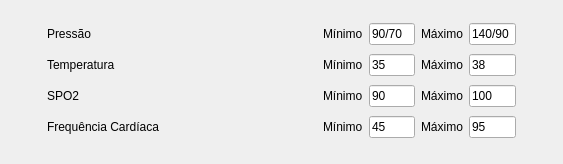
Above: gui/alarms.ui from dtgmariano/central_monitoramento before the change. Below: the same form after it.
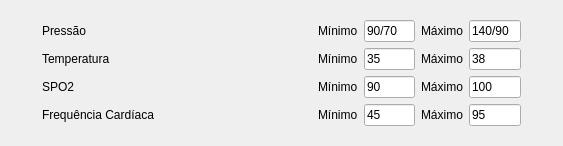
That is the form after the change.

Commit message: Separacao da ui dos alarmes

```diff
--- a/gui/alarms.ui
+++ b/gui/alarms.ui
@@ -7,16 +7,13 @@
     <x>0</x>
     <y>0</y>
     <width>563</width>
-    <height>164</height>
+    <height>146</height>
    </rect>
   </property>
   <property name="windowTitle">
    <string>Form</string>
   </property>
-  <layout class="QHBoxLayout" name="horizontalLayout_2">
-   <item>
-    <widget class="QWidget" name="alarmePanel" native="true">
-     <layout class="QHBoxLayout" name="horizontalLayout">
+  <layout class="QVBoxLayout" name="verticalLayout">
       <item>
        <layout class="QGridLayout" name="gridLayout_alarms">
         <item row="1" column="3">
@@ -336,9 +333,6 @@
          </spacer>
         </item>
        </layout>
-      </item>
-     </layout>
-    </widget>
    </item>
   </layout>
  </widget>
```
Lines whose indentation alone changed are shown as unchanged. The commit also changes 8 other files.
